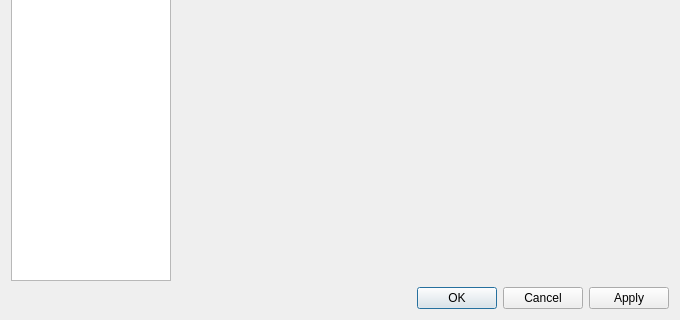
First picture: the form in desktopGUI/forms/qnplpreferencesform.ui, repository TeleMidia/ginga-2010-2015-gui, before the edit; both pictures show x 0 to 680 and y 197 to 517 of the 680 by 517 pixel window.
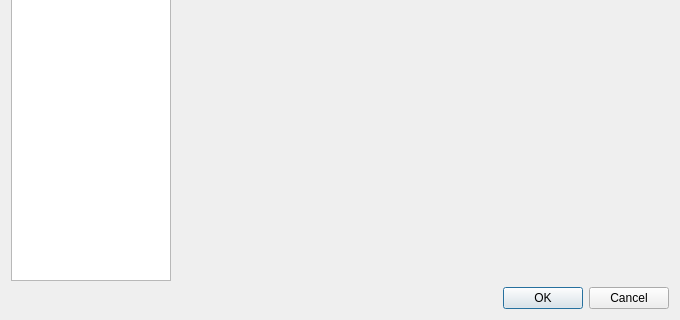
Second picture: the form after the edit. Icons and pictures are not drawn.

Commit message: maint: Remove apply button in preferences form.

```diff
--- a/desktopGUI/forms/qnplpreferencesform.ui
+++ b/desktopGUI/forms/qnplpreferencesform.ui
@@ -74,7 +74,7 @@
       <enum>Qt::Horizontal</enum>
      </property>
      <property name="standardButtons">
-      <set>QDialogButtonBox::Apply|QDialogButtonBox::Cancel|QDialogButtonBox::Ok</set>
+      <set>QDialogButtonBox::Cancel|QDialogButtonBox::Ok</set>
      </property>
     </widget>
    </item>
```
Left out of the diff: 6 changed lines with no effect on the pictures.
